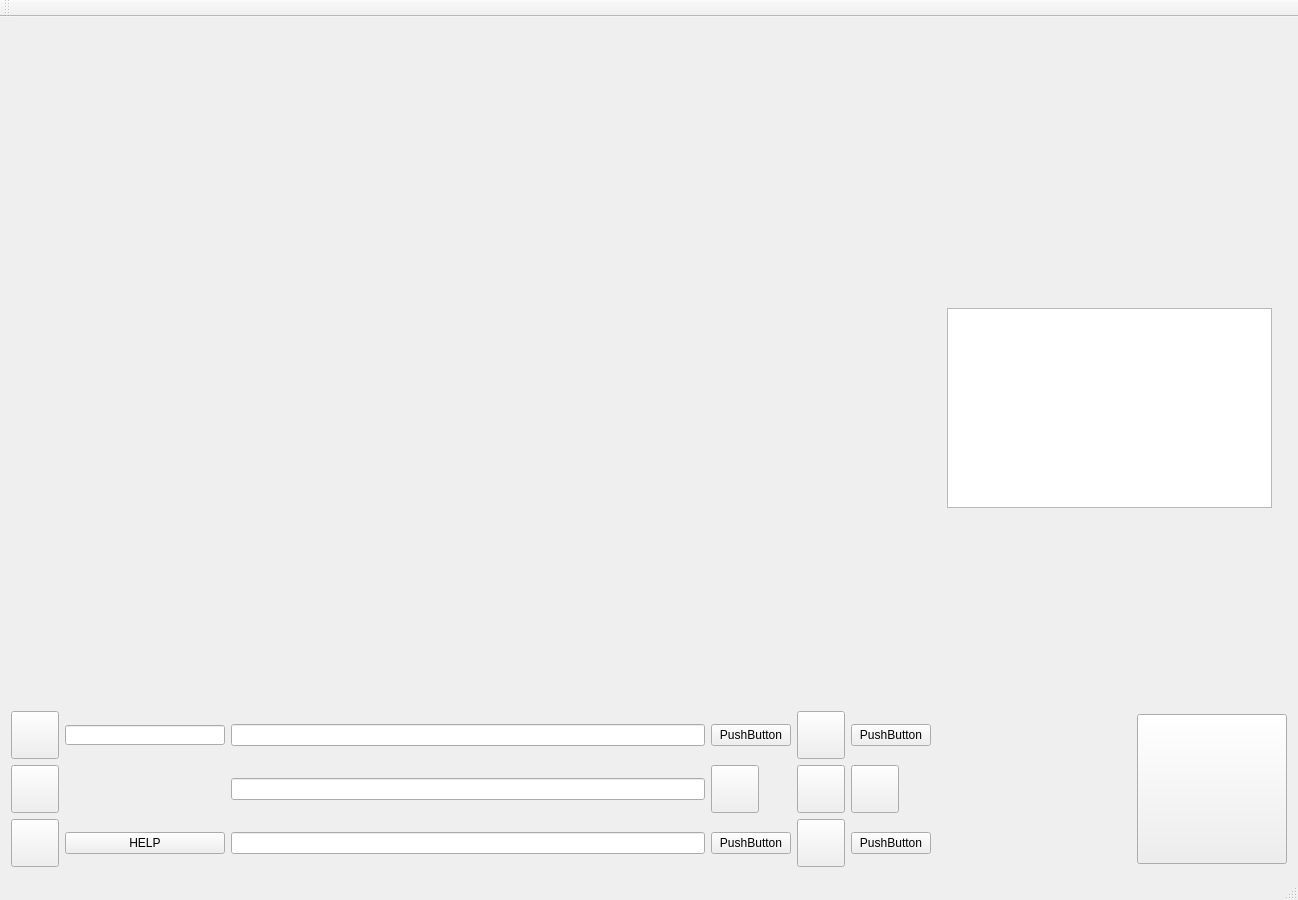
The window that demoRMR/mainwindow.ui (peetee138/demoRMR-all) describes before a commit, drawn with Qt 5.
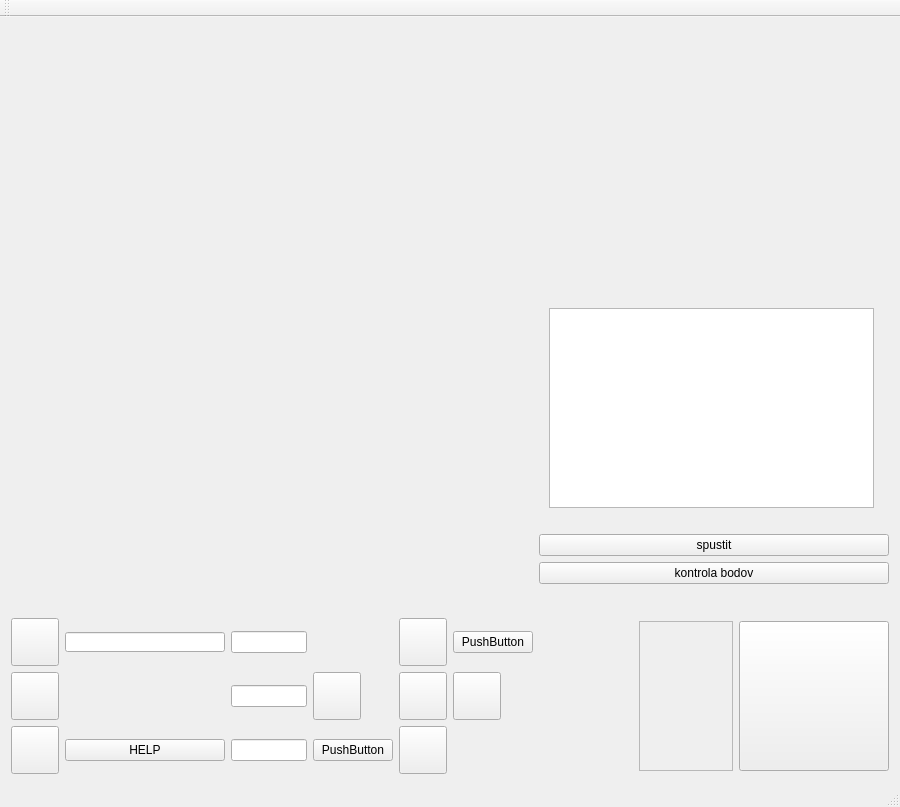
The same window after the commit. Icons and pictures are not drawn.

The edit to the form file:
```diff
--- a/demoRMR/mainwindow.ui
+++ b/demoRMR/mainwindow.ui
@@ -6,8 +6,8 @@
    <rect>
     <x>0</x>
     <y>0</y>
-    <width>1298</width>
-    <height>900</height>
+    <width>900</width>
+    <height>807</height>
    </rect>
   </property>
   <property name="sizePolicy">
@@ -50,17 +50,11 @@
       <item>
        <layout class="QGridLayout" name="gridLayout_3">
         <item row="2" column="1">
-         <spacer name="verticalSpacer">
-          <property name="orientation">
-           <enum>Qt::Orientation::Vertical</enum>
+         <widget class="QPushButton" name="pushButton_13">
+          <property name="text">
+           <string>spustit</string>
           </property>
-          <property name="sizeHint" stdset="0">
-           <size>
-            <width>20</width>
-            <height>40</height>
-           </size>
-          </property>
-         </spacer>
+         </widget>
         </item>
         <item row="0" column="1">
          <widget class="QWidget" name="widget_1" native="true">
@@ -121,6 +115,26 @@
           </widget>
          </widget>
         </item>
+        <item row="4" column="1">
+         <spacer name="verticalSpacer">
+          <property name="orientation">
+           <enum>Qt::Orientation::Vertical</enum>
+          </property>
+          <property name="sizeHint" stdset="0">
+           <size>
+            <width>20</width>
+            <height>40</height>
+           </size>
+          </property>
+         </spacer>
+        </item>
+        <item row="3" column="1">
+         <widget class="QPushButton" name="pushButton_8">
+          <property name="text">
+           <string>kontrola bodov</string>
+          </property>
+         </widget>
+        </item>
        </layout>
       </item>
      </layout>
@@ -445,13 +459,6 @@
       <item row="2" column="4">
        <widget class="QLineEdit" name="lineEdit_4"/>
       </item>
-      <item row="0" column="5">
-       <widget class="QPushButton" name="pushButton_8">
-        <property name="text">
-         <string>PushButton</string>
-        </property>
-       </widget>
-      </item>
       <item row="2" column="5">
        <widget class="QPushButton" name="pushButton_11">
         <property name="text">
@@ -466,13 +473,6 @@
         </property>
        </widget>
       </item>
-      <item row="2" column="7">
-       <widget class="QPushButton" name="pushButton_13">
-        <property name="text">
-         <string>PushButton</string>
-        </property>
-       </widget>
-      </item>
      </layout>
     </item>
     <item row="2" column="1">
@@ -480,7 +480,29 @@
       <property name="spacing">
        <number>4</number>
       </property>
-      <item alignment="Qt::AlignmentFlag::AlignRight|Qt::AlignmentFlag::AlignVCenter">
+      <item>
+       <layout class="QHBoxLayout" name="horizontalLayout">
+        <item>
+         <widget class="QWidget" name="widget_2" native="true">
+          <property name="maximumSize">
+           <size>
+            <width>100</width>
+            <height>16777215</height>
+           </size>
+          </property>
+         </widget>
+        </item>
+        <item>
+         <widget class="QFrame" name="frame">
+          <property name="frameShape">
+           <enum>QFrame::Shape::StyledPanel</enum>
+          </property>
+          <property name="frameShadow">
+           <enum>QFrame::Shadow::Raised</enum>
+          </property>
+         </widget>
+        </item>
+        <item>
        <widget class="QPushButton" name="pushButton_15">
         <property name="sizePolicy">
          <sizepolicy hsizetype="Minimum" vsizetype="Fixed">
@@ -520,6 +542,8 @@
       </item>
      </layout>
     </item>
+     </layout>
+    </item>
     <item row="1" column="0">
      <layout class="QGridLayout" name="gridLayout_4">
       <item row="0" column="0">
@@ -546,7 +570,7 @@
     <rect>
      <x>0</x>
      <y>0</y>
-     <width>1298</width>
+     <width>900</width>
      <height>21</height>
     </rect>
    </property>
```
Lines whose indentation alone changed are shown as unchanged.
